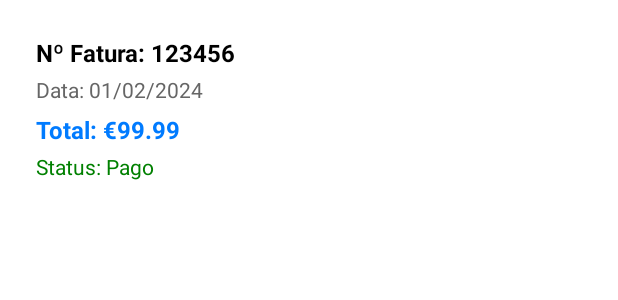
After one commit to BarbaGrisalha/mobileSpotWine, an Android app: the layout item_order.xml on its own in the app's theme, with its tools: preview values and no code run, on a phone screen of 412 x 824 dp. The commit adds this screen. Shown: the top 300 px of the screen. Run offline under Robolectric (Android 15) with nearby library versions, the phone set to English and light mode, and no system bars; network calls fail.

Commit message:
Ajuste de Menu para mostrar faturas

```diff
--- a/app/src/main/java/pt/ipleiria/estg/dei/amsi/mobilesportwine/utils/VinhoJsonParser.java
+++ b/app/src/main/java/pt/ipleiria/estg/dei/amsi/mobilesportwine/utils/VinhoJsonParser.java
@@ -9,7 +9,9 @@ import org.json.JSONException;
 import org.json.JSONObject;
 
 import java.util.ArrayList;
+import java.util.List;
 
+import pt.ipleiria.estg.dei.amsi.mobilesportwine.modelo.Order;
 import pt.ipleiria.estg.dei.amsi.mobilesportwine.modelo.Vinho;
 
 public class VinhoJsonParser {
@@ -75,4 +77,8 @@ public class VinhoJsonParser {
 
         return networkInfo != null && networkInfo.isConnected();
     }
+
+    public static List<Order> parserJsonOrders(JSONArray ordersArray) {
+        return null;//só para não se perder
+    }
 }
--- /dev/null
+++ b/app/src/main/res/layout/item_order.xml
@@ -0,0 +1,58 @@
+<?xml version="1.0" encoding="utf-8"?>
+<androidx.constraintlayout.widget.ConstraintLayout xmlns:android="http://schemas.android.com/apk/res/android"
+    android:layout_width="match_parent"
+    android:layout_height="wrap_content"
+    xmlns:app="http://schemas.android.com/apk/res-auto"
+    android:layout_margin="8dp"
+    app:cardCornerRadius="12dp"
+    app:cardElevation="6dp">
+
+    <LinearLayout
+        android:layout_width="match_parent"
+        android:layout_height="wrap_content"
+        android:padding="16dp"
+        android:orientation="vertical">
+
+        <!-- Número da Fatura -->
+        <TextView
+            android:id="@+id/tvInvoiceNumber"
+            android:layout_width="wrap_content"
+            android:layout_height="wrap_content"
+            android:text="Nº Fatura: 123456"
+            android:textSize="16sp"
+            android:textStyle="bold"
+            android:textColor="#000000"/>
+
+        <!-- Data da Fatura -->
+        <TextView
+            android:id="@+id/tvInvoiceDate"
+            android:layout_width="wrap_content"
+            android:layout_height="wrap_content"
+            android:text="Data: 01/02/2024"
+            android:textSize="14sp"
+            android:textColor="#666666"
+            android:layout_marginTop="4dp"/>
+
+        <!-- Valor Total -->
+        <TextView
+            android:id="@+id/tvTotalAmount"
+            android:layout_width="wrap_content"
+            android:layout_height="wrap_content"
+            android:text="Total: €99.99"
+            android:textSize="16sp"
+            android:textStyle="bold"
+            android:textColor="#007BFF"
+            android:layout_marginTop="6dp"/>
+
+        <!-- Status da Fatura -->
+        <TextView
+            android:id="@+id/tvStatus"
+            android:layout_width="wrap_content"
+            android:layout_height="wrap_content"
+            android:text="Status: Pago"
+            android:textSize="14sp"
+            android:textColor="#008000"
+            android:layout_marginTop="4dp"/>
+
+    </LinearLayout>
+</androidx.constraintlayout.widget.ConstraintLayout>
--- a/app/src/main/res/menu/menu_main.xml
+++ b/app/src/main/res/menu/menu_main.xml
@@ -10,7 +10,11 @@
             android:id="@+id/navLista"
 
             android:icon="@drawable/ic_menu_product"
-            android:title="@string/menu_txt_lista" />
+            android:title="@string/menu_txt_lista"/>
+        <item
+            android:id="@+id/navOrder"
+            android:icon="@drawable/ic_menu_product"
+            android:title="Minhas Faturas"/>
     </group>
     <item
         android:id="@+id/navComunicar"
```
Also changed, not shown: app/src/main/java/pt/ipleiria/estg/dei/amsi/mobilesportwine/OrdersActivity.java (added, +100 -0 lines), app/src/main/java/pt/ipleiria/estg/dei/amsi/mobilesportwine/adaptadores/OrderAdapter.java (added, +54 -0 lines), app/src/main/java/pt/ipleiria/estg/dei/amsi/mobilesportwine/modelo/Order.java (added, +38 -0 lines), app/src/main/res/drawable/ic_launcher_background_2.xml (added, +170 -0 lines), app/src/main/res/layout/activity_orders.xml (added, +43 -0 lines).
